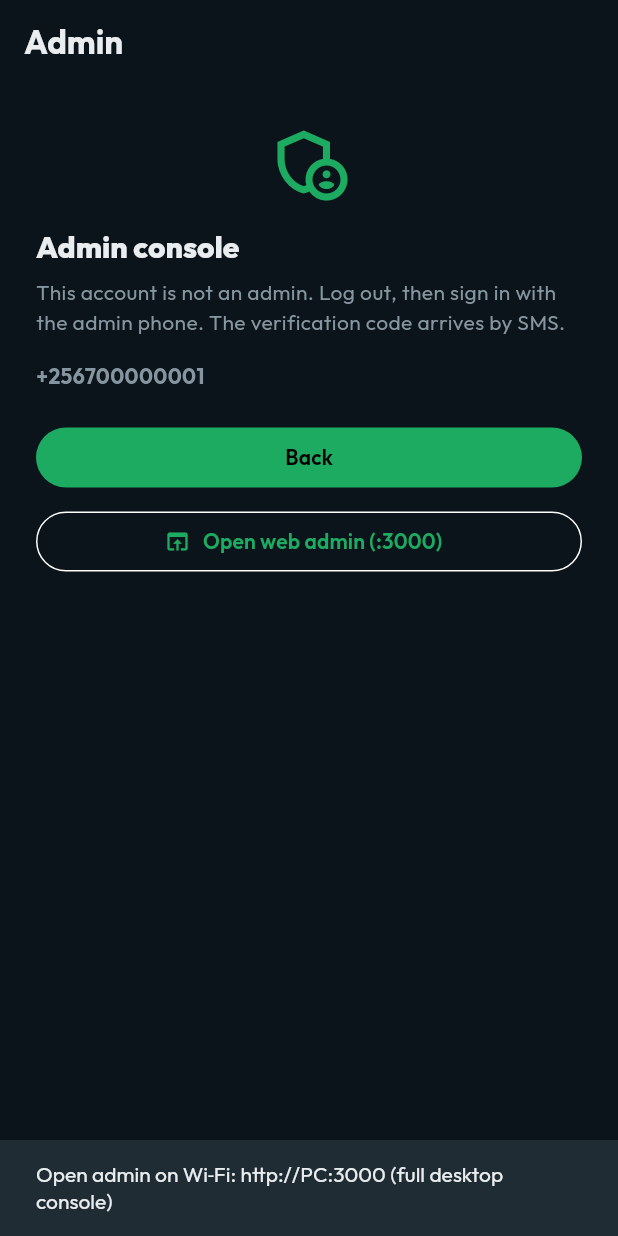
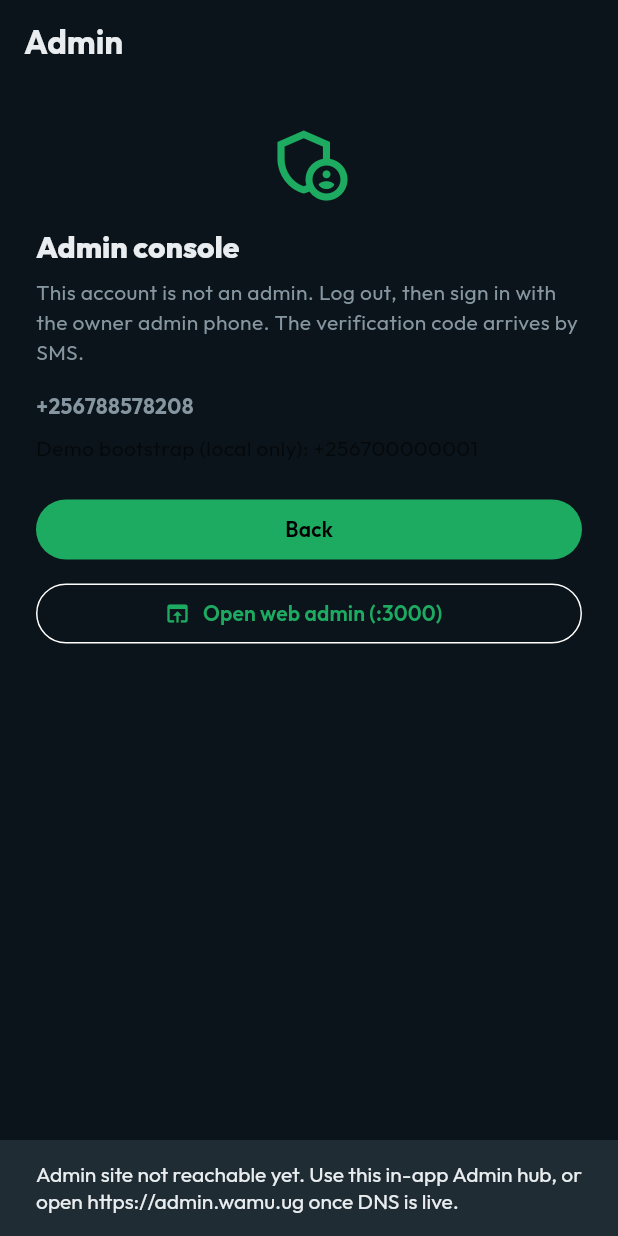
Before and after one commit to Fyncakes/Wamu, a Flutter app: the AdminHubScreen screen opened by its route, after a tap on "Open web admin (:3000)", on a phone screen of 412 x 824 dp. Run offline on Flutter 3.47's test engine with Material 3 defaults, Android fonts, the phone set to English and light mode, and no system bars; our stand-ins replace audioplayers, cached_network_image, connectivity_plus, dio, drift, file_picker and 17 more; missing offline and left inert: dart:html, dart:ui_web, flutter_webrtc, mobile_scanner, pointer_interceptor, record and 1 more; accounts and stored records are empty; generated files the repository leaves out were written again.

Commit message:
Host admin for phones and restore owner admin access.
Add a Railway-ready wamu-admin image, allow Railway/admin.wamu.ug CORS, normalize the permanent owner phone, and point the in-app admin hub at the public console instead of a dead LAN :3000.

Co-authored-by: Cursor <cursoragent@cursor.com>

```diff
--- a/wamu-mobile/lib/core/config.dart
+++ b/wamu-mobile/lib/core/config.dart
@@ -15,6 +15,8 @@ class AppConfig {
 
   static const String apiHostOverride = String.fromEnvironment('API_HOST');
   static const String apiBaseUrlOverride = String.fromEnvironment('API_BASE_URL');
+  /// Public admin website (Next.js). Empty → derive from API host / admin.wamu.ug.
+  static const String adminBaseUrlOverride = String.fromEnvironment('ADMIN_BASE_URL');
 
   /// Railway / MTN-first launch: hide Airtel Money in checkout unless enabled at build time.
   static const bool momoAirtelEnabled =
--- a/wamu-mobile/lib/features/admin/admin_hub_screen.dart
+++ b/wamu-mobile/lib/features/admin/admin_hub_screen.dart
@@ -4,6 +4,7 @@ import 'package:flutter/material.dart';
 import 'package:flutter_riverpod/flutter_riverpod.dart';
 import 'package:url_launcher/url_launcher.dart';
 
+import '../../core/config.dart';
 import '../../core/server_config.dart';
 import '../../core/theme/app_theme.dart';
 import '../../shared/utils/ugx_formatter.dart';
@@ -83,26 +84,40 @@ class _AdminHubScreenState extends ConsumerState<AdminHubScreen>
   }
 
   Future<void> _openFullWebAdmin() async {
+    final candidates = <Uri>[];
+    const baked = AppConfig.adminBaseUrlOverride;
+    if (baked.trim().isNotEmpty) {
+      candidates.add(Uri.parse(baked.trim()));
+    }
+    candidates.add(Uri.parse('https://admin.wamu.ug'));
     final origin = ServerConfig.mediaOrigin;
     final uri = Uri.tryParse(origin);
-    if (uri == null) return;
-    final host = uri.host;
-    final candidates = <Uri>[
-      if (host.startsWith('192.168.') || host == '127.0.0.1' || host == 'localhost')
-        Uri(scheme: 'http', host: host, port: 3000),
-      Uri(scheme: 'http', host: '192.168.100.121', port: 3000),
-      Uri.parse('$origin/connect'),
-    ];
+    if (uri != null) {
+      final host = uri.host;
+      // Same Railway project often uses a sibling *-admin* hostname.
+      if (host.endsWith('.up.railway.app')) {
+        final base = host.replaceFirst(RegExp(r'^wamu(-production)?'), 'wamu-admin');
+        if (base != host) {
+          candidates.add(Uri(scheme: 'https', host: base));
+        }
+        candidates.add(Uri(scheme: 'https', host: 'wamu-admin-production.up.railway.app'));
+      }
+      if (host.startsWith('192.168.') || host == '127.0.0.1' || host == 'localhost') {
+        candidates.add(Uri(scheme: 'http', host: host, port: 3000));
+      }
+    }
     for (final u in candidates) {
-      if (await canLaunchUrl(u)) {
+      try {
         final ok = await launchUrl(u, mode: LaunchMode.externalApplication);
         if (ok) return;
-      }
+      } catch (_) {}
     }
     if (!mounted) return;
     ScaffoldMessenger.of(context).showSnackBar(
       const SnackBar(
-        content: Text('Open admin on Wi‑Fi: http://PC:3000 (full desktop console)'),
+        content: Text(
+          'Admin site not reachable yet. Use this in-app Admin hub, or open https://admin.wamu.ug once DNS is live.',
+        ),
       ),
     );
   }
@@ -126,12 +141,17 @@ class _AdminHubScreenState extends ConsumerState<AdminHubScreen>
               ),
               const SizedBox(height: 8),
               const Text(
-                'This account is not an admin. Log out, then sign in with the admin phone. The verification code arrives by SMS.',
+                'This account is not an admin. Log out, then sign in with the owner admin phone. The verification code arrives by SMS.',
               ),
               const SizedBox(height: 16),
               const SelectableText(
-                '+256700000001',
+                '+256788578208',
                 style: TextStyle(fontWeight: FontWeight.w700, height: 1.4),
+              ),
+              const SizedBox(height: 8),
+              const Text(
+                'Demo bootstrap (local only): +256700000001',
+                style: TextStyle(color: Colors.black54),
               ),
               const SizedBox(height: 20),
               FilledButton(
@@ -190,7 +210,7 @@ class _AdminHubScreenState extends ConsumerState<AdminHubScreen>
           }
           if (snap.hasError && _latest == null) {
             final msg = isAdminApiError(snap.error!)
-                ? 'Admin API denied. Log in as +256700000001 with the SMS code.'
+                ? 'Admin API denied. Log in as +256788578208 with the SMS / mock code.'
                 : '${snap.error}';
             return ErrorView(message: msg, onRetry: _reload);
           }
--- a/wamu-mobile/lib/shared/models/user_model.dart
+++ b/wamu-mobile/lib/shared/models/user_model.dart
@@ -65,7 +65,12 @@ class UserModel {
 
   bool get needsProfileSetup => name.trim().isEmpty;
   bool get isBusinessOwner => ownsBusiness || role == 'BUSINESS';
-  bool get isAdmin => role.toUpperCase() == 'ADMIN';
+  /// Matches backend permanent owner admin (+256788578208 / 0788578208).
+  bool get isAdmin {
+    if (role.toUpperCase() == 'ADMIN') return true;
+    final digits = phone.replaceAll(RegExp(r'\D'), '');
+    return digits == '256788578208' || digits == '0788578208';
+  }
 
   Map<String, dynamic> toJson() => {
         'id': id,
```
Also changed, not shown: 11 other files.
